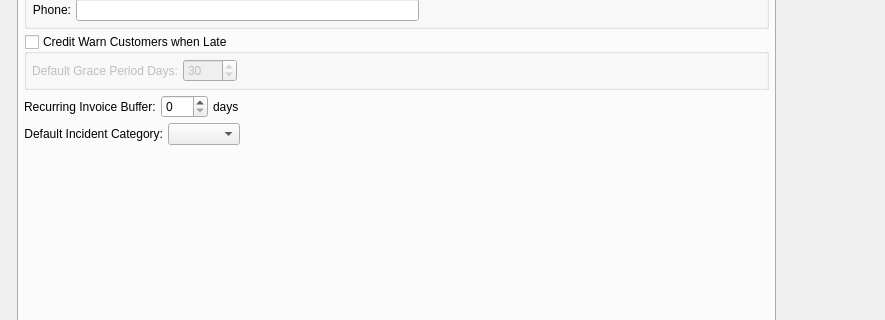
Above: guiclient/configureGL.ui from Pegasus-RPG/xtuple-client before the change; both pictures show x 0 to 885 and y 183 to 503 of the 885 by 742 pixel window. Below: the same form after it.
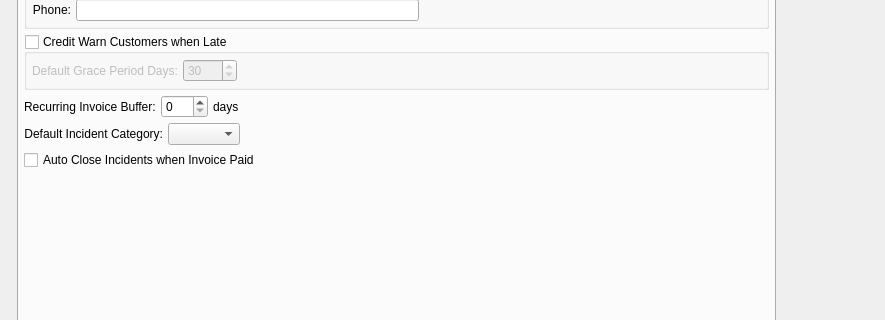
That is the form after the change. The open tabs and pages were chosen to show the change. Custom widgets are drawn as their Qt base class.

Commit message: Issue #8100:new _closeARIncdt widget

Patch:
```diff
--- a/guiclient/configureGL.ui
+++ b/guiclient/configureGL.ui
@@ -778,8 +778,8 @@
         <attribute name="title" >
          <string>Accounts Receivable</string>
         </attribute>
-        <layout class="QGridLayout" >
-         <item row="0" column="0" >
+        <layout class="QVBoxLayout" name="verticalLayout" >
+         <item>
           <layout class="QHBoxLayout" >
            <property name="spacing" >
             <number>5</number>
@@ -835,21 +835,21 @@
            </item>
           </layout>
          </item>
-         <item row="1" column="0" >
+         <item>
           <widget class="QCheckBox" name="_hideApplyto" >
            <property name="text" >
             <string>Hide 'Apply to Balance' button</string>
            </property>
           </widget>
          </item>
-         <item row="2" column="0" >
+         <item>
           <widget class="QCheckBox" name="_customerDeposits" >
            <property name="text" >
             <string>Enable Customer Deposits</string>
            </property>
           </widget>
          </item>
-         <item row="3" column="0" >
+         <item>
           <widget class="QGroupBox" name="_remitToGroup" >
            <property name="title" >
             <string>Remit-To Address</string>
@@ -934,7 +934,7 @@
            </layout>
           </widget>
          </item>
-         <item row="4" column="0" >
+         <item>
           <widget class="QGroupBox" name="_warnLate" >
            <property name="title" >
             <string>Credit Warn Customers when Late</string>
@@ -985,7 +985,7 @@
            </layout>
           </widget>
          </item>
-         <item row="5" column="0" >
+         <item>
           <layout class="QHBoxLayout" >
            <item>
             <widget class="QLabel" name="_recurringBufferLit" >
@@ -1019,7 +1019,7 @@
            </item>
           </layout>
          </item>
-         <item row="6" column="0" >
+         <item>
           <layout class="QHBoxLayout" name="horizontalLayout" >
            <item>
             <widget class="QLabel" name="_incdtCategory_2" >
@@ -1056,7 +1056,14 @@
            </item>
           </layout>
          </item>
-         <item row="7" column="0" >
+         <item>
+          <widget class="QCheckBox" name="_closeARIncdt" >
+           <property name="text" >
+            <string>Auto Close Incidents when Invoice Paid</string>
+           </property>
+          </widget>
+         </item>
+         <item>
           <spacer>
            <property name="orientation" >
             <enum>Qt::Vertical</enum>
```
The commit also changes 1 other file.
